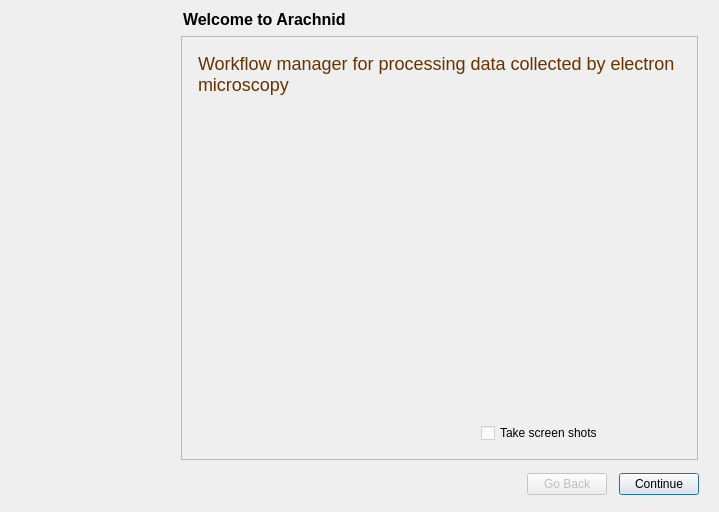
First picture: the form in arachnid/core/gui/pyui/ProjectUI.ui, repository ezralanglois/arachnid, before the edit.
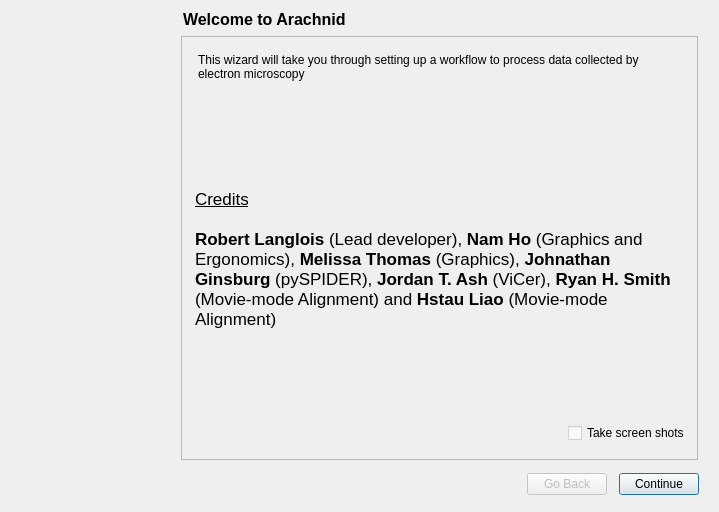
Second picture: the form after the edit. Icons and pictures are not drawn.

Diff of the .ui file:
```diff
--- a/arachnid/core/gui/pyui/ProjectUI.ui
+++ b/arachnid/core/gui/pyui/ProjectUI.ui
@@ -24,9 +24,15 @@
     <string>Welcome to Arachnid</string>
    </property>
    <property name="subTitle">
-    <string>&lt;font color=&quot;#663300&quot; size=5&gt;Workflow manager for processing data collected by electron microscopy&lt;/font&gt;</string>
+    <string>This wizard will take you through setting up a workflow to process data collected by electron microscopy</string>
    </property>
    <layout class="QGridLayout" name="gridLayout_2">
+    <property name="leftMargin">
+     <number>0</number>
+    </property>
+    <property name="rightMargin">
+     <number>0</number>
+    </property>
     <item row="0" column="0">
      <spacer name="verticalSpacer">
       <property name="orientation">
@@ -40,33 +46,7 @@
       </property>
      </spacer>
     </item>
-    <item row="1" column="0">
-     <widget class="QLabel" name="label_2">
-      <property name="text">
-       <string/>
-      </property>
-      <property name="pixmap">
-       <pixmap resource="../icons/icons.qrc">:/icons/icons/FrankLab_logo081511.png</pixmap>
-      </property>
-     </widget>
-    </item>
-    <item row="1" column="1">
-     <widget class="QLabel" name="label_5">
-      <property name="minimumSize">
-       <size>
-        <width>200</width>
-        <height>0</height>
-       </size>
-      </property>
-      <property name="text">
-       <string/>
-      </property>
-      <property name="pixmap">
-       <pixmap resource="../icons/icons.qrc">:/icons/icons/HHMIlogo.png</pixmap>
-      </property>
-     </widget>
-    </item>
-    <item row="2" column="0" colspan="2">
+    <item row="7" column="0" colspan="2">
      <widget class="QLabel" name="label_4">
       <property name="minimumSize">
        <size>
@@ -82,11 +62,499 @@
       </property>
      </widget>
     </item>
-    <item row="3" column="1">
+    <item row="9" column="1">
+     <widget class="QCheckBox" name="screenShotCheckBox">
+      <property name="text">
+       <string>Take screen shots</string>
+      </property>
+     </widget>
+    </item>
+    <item row="1" column="0" rowspan="2" colspan="2">
+     <widget class="QLabel" name="label_14">
+      <property name="palette">
+       <palette>
+        <active>
+         <colorrole role="WindowText">
+          <brush brushstyle="SolidPattern">
+           <color alpha="255">
+            <red>0</red>
+            <green>0</green>
+            <blue>0</blue>
+           </color>
+          </brush>
+         </colorrole>
+         <colorrole role="Button">
+          <brush brushstyle="SolidPattern">
+           <color alpha="255">
+            <red>255</red>
+            <green>227</green>
+            <blue>189</blue>
+           </color>
+          </brush>
+         </colorrole>
+         <colorrole role="Light">
+          <brush brushstyle="SolidPattern">
+           <color alpha="255">
+            <red>255</red>
+            <green>255</green>
+            <blue>255</blue>
+           </color>
+          </brush>
+         </colorrole>
+         <colorrole role="Midlight">
+          <brush brushstyle="SolidPattern">
+           <color alpha="255">
+            <red>255</red>
+            <green>241</green>
+            <blue>222</blue>
+           </color>
+          </brush>
+         </colorrole>
+         <colorrole role="Dark">
+          <brush brushstyle="SolidPattern">
+           <color alpha="255">
+            <red>127</red>
+            <green>113</green>
+            <blue>94</blue>
+           </color>
+          </brush>
+         </colorrole>
+         <colorrole role="Mid">
+          <brush brushstyle="SolidPattern">
+           <color alpha="255">
+            <red>170</red>
+            <green>151</green>
+            <blue>126</blue>
+           </color>
+          </brush>
+         </colorrole>
+         <colorrole role="Text">
+          <brush brushstyle="SolidPattern">
+           <color alpha="255">
+            <red>0</red>
+            <green>0</green>
+            <blue>0</blue>
+           </color>
+          </brush>
+         </colorrole>
+         <colorrole role="BrightText">
+          <brush brushstyle="SolidPattern">
+           <color alpha="255">
+            <red>255</red>
+            <green>255</green>
+            <blue>255</blue>
+           </color>
+          </brush>
+         </colorrole>
+         <colorrole role="ButtonText">
+          <brush brushstyle="SolidPattern">
+           <color alpha="255">
+            <red>0</red>
+            <green>0</green>
+            <blue>0</blue>
+           </color>
+          </brush>
+         </colorrole>
+         <colorrole role="Base">
+          <brush brushstyle="SolidPattern">
+           <color alpha="255">
+            <red>255</red>
+            <green>255</green>
+            <blue>255</blue>
+           </color>
+          </brush>
+         </colorrole>
+         <colorrole role="Window">
+          <brush brushstyle="SolidPattern">
+           <color alpha="255">
+            <red>255</red>
+            <green>227</green>
+            <blue>189</blue>
+           </color>
+          </brush>
+         </colorrole>
+         <colorrole role="Shadow">
+          <brush brushstyle="SolidPattern">
+           <color alpha="255">
+            <red>0</red>
+            <green>0</green>
+            <blue>0</blue>
+           </color>
+          </brush>
+         </colorrole>
+         <colorrole role="AlternateBase">
+          <brush brushstyle="SolidPattern">
+           <color alpha="255">
+            <red>255</red>
+            <green>241</green>
+            <blue>222</blue>
+           </color>
+          </brush>
+         </colorrole>
+         <colorrole role="ToolTipBase">
+          <brush brushstyle="SolidPattern">
+           <color alpha="255">
+            <red>255</red>
+            <green>255</green>
+            <blue>220</blue>
+           </color>
+          </brush>
+         </colorrole>
+         <colorrole role="ToolTipText">
+          <brush brushstyle="SolidPattern">
+           <color alpha="255">
+            <red>0</red>
+            <green>0</green>
+            <blue>0</blue>
+           </color>
+          </brush>
+         </colorrole>
+        </active>
+        <inactive>
+         <colorrole role="WindowText">
+          <brush brushstyle="SolidPattern">
+           <color alpha="255">
+            <red>0</red>
+            <green>0</green>
+            <blue>0</blue>
+           </color>
+          </brush>
+         </colorrole>
+         <colorrole role="Button">
+          <brush brushstyle="SolidPattern">
+           <color alpha="255">
+            <red>255</red>
+            <green>227</green>
+            <blue>189</blue>
+           </color>
+          </brush>
+         </colorrole>
+         <colorrole role="Light">
+          <brush brushstyle="SolidPattern">
+           <color alpha="255">
+            <red>255</red>
+            <green>255</green>
+            <blue>255</blue>
+           </color>
+          </brush>
+         </colorrole>
+         <colorrole role="Midlight">
+          <brush brushstyle="SolidPattern">
+           <color alpha="255">
+            <red>255</red>
+            <green>241</green>
+            <blue>222</blue>
+           </color>
+          </brush>
+         </colorrole>
+         <colorrole role="Dark">
+          <brush brushstyle="SolidPattern">
+           <color alpha="255">
+            <red>127</red>
+            <green>113</green>
+            <blue>94</blue>
+           </color>
+          </brush>
+         </colorrole>
+         <colorrole role="Mid">
+          <brush brushstyle="SolidPattern">
+           <color alpha="255">
+            <red>170</red>
+            <green>151</green>
+            <blue>126</blue>
+           </color>
+          </brush>
+         </colorrole>
+         <colorrole role="Text">
+          <brush brushstyle="SolidPattern">
+           <color alpha="255">
+            <red>0</red>
+            <green>0</green>
+            <blue>0</blue>
+           </color>
+          </brush>
+         </colorrole>
+         <colorrole role="BrightText">
+          <brush brushstyle="SolidPattern">
+           <color alpha="255">
+            <red>255</red>
+            <green>255</green>
+            <blue>255</blue>
+           </color>
+          </brush>
+         </colorrole>
+         <colorrole role="ButtonText">
+          <brush brushstyle="SolidPattern">
+           <color alpha="255">
+            <red>0</red>
+            <green>0</green>
+            <blue>0</blue>
+           </color>
+          </brush>
+         </colorrole>
+         <colorrole role="Base">
+          <brush brushstyle="SolidPattern">
+           <color alpha="255">
+            <red>255</red>
+            <green>255</green>
+            <blue>255</blue>
+           </color>
+          </brush>
+         </colorrole>
+         <colorrole role="Window">
+          <brush brushstyle="SolidPattern">
+           <color alpha="255">
+            <red>255</red>
+            <green>227</green>
+            <blue>189</blue>
+           </color>
+          </brush>
+         </colorrole>
+         <colorrole role="Shadow">
+          <brush brushstyle="SolidPattern">
+           <color alpha="255">
+            <red>0</red>
+            <green>0</green>
+            <blue>0</blue>
+           </color>
+          </brush>
+         </colorrole>
+         <colorrole role="AlternateBase">
+          <brush brushstyle="SolidPattern">
+           <color alpha="255">
+            <red>255</red>
+            <green>241</green>
+            <blue>222</blue>
+           </color>
+          </brush>
+         </colorrole>
+         <colorrole role="ToolTipBase">
+          <brush brushstyle="SolidPattern">
+           <color alpha="255">
+            <red>255</red>
+            <green>255</green>
+            <blue>220</blue>
+           </color>
+          </brush>
+         </colorrole>
+         <colorrole role="ToolTipText">
+          <brush brushstyle="SolidPattern">
+           <color alpha="255">
+            <red>0</red>
+            <green>0</green>
+            <blue>0</blue>
+           </color>
+          </brush>
+         </colorrole>
+        </inactive>
+        <disabled>
+         <colorrole role="WindowText">
+          <brush brushstyle="SolidPattern">
+           <color alpha="255">
+            <red>127</red>
+            <green>113</green>
+            <blue>94</blue>
+           </color>
+          </brush>
+         </colorrole>
+         <colorrole role="Button">
+          <brush brushstyle="SolidPattern">
+           <color alpha="255">
+            <red>255</red>
+            <green>227</green>
+            <blue>189</blue>
+           </color>
+          </brush>
+         </colorrole>
+         <colorrole role="Light">
+          <brush brushstyle="SolidPattern">
+           <color alpha="255">
+            <red>255</red>
+            <green>255</green>
+            <blue>255</blue>
+           </color>
+          </brush>
+         </colorrole>
+         <colorrole role="Midlight">
+          <brush brushstyle="SolidPattern">
+           <color alpha="255">
+            <red>255</red>
+            <green>241</green>
+            <blue>222</blue>
+           </color>
+          </brush>
+         </colorrole>
+         <colorrole role="Dark">
+          <brush brushstyle="SolidPattern">
+           <color alpha="255">
+            <red>127</red>
+            <green>113</green>
+            <blue>94</blue>
+           </color>
+          </brush>
+         </colorrole>
+         <colorrole role="Mid">
+          <brush brushstyle="SolidPattern">
+           <color alpha="255">
+            <red>170</red>
+            <green>151</green>
+            <blue>126</blue>
+           </color>
+          </brush>
+         </colorrole>
+         <colorrole role="Text">
+          <brush brushstyle="SolidPattern">
+           <color alpha="255">
+            <red>127</red>
+            <green>113</green>
+            <blue>94</blue>
+           </color>
+          </brush>
+         </colorrole>
+         <colorrole role="BrightText">
+          <brush brushstyle="SolidPattern">
+           <color alpha="255">
+            <red>255</red>
+            <green>255</green>
+            <blue>255</blue>
+           </color>
+          </brush>
+         </colorrole>
+         <colorrole role="ButtonText">
+          <brush brushstyle="SolidPattern">
+           <color alpha="255">
+            <red>127</red>
+            <green>113</green>
+            <blue>94</blue>
+           </color>
+          </brush>
+         </colorrole>
+         <colorrole role="Base">
+          <brush brushstyle="SolidPattern">
+           <color alpha="255">
+            <red>255</red>
+            <green>227</green>
+            <blue>189</blue>
+           </color>
+          </brush>
+         </colorrole>
+         <colorrole role="Window">
+          <brush brushstyle="SolidPattern">
+           <color alpha="255">
+            <red>255</red>
+            <green>227</green>
+            <blue>189</blue>
+           </color>
+          </brush>
+         </colorrole>
+         <colorrole role="Shadow">
+          <brush brushstyle="SolidPattern">
+           <color alpha="255">
+            <red>0</red>
+            <green>0</green>
+            <blue>0</blue>
+           </color>
+          </brush>
+         </colorrole>
+         <colorrole role="AlternateBase">
+          <brush brushstyle="SolidPattern">
+           <color alpha="255">
+            <red>255</red>
+            <green>227</green>
+            <blue>189</blue>
+           </color>
+          </brush>
+         </colorrole>
+         <colorrole role="ToolTipBase">
+          <brush brushstyle="SolidPattern">
+           <color alpha="255">
+            <red>255</red>
+            <green>255</green>
+            <blue>220</blue>
+           </color>
+          </brush>
+         </colorrole>
+         <colorrole role="ToolTipText">
+          <brush brushstyle="SolidPattern">
+           <color alpha="255">
+            <red>0</red>
+            <green>0</green>
+            <blue>0</blue>
+           </color>
+          </brush>
+         </colorrole>
+        </disabled>
+       </palette>
+      </property>
+      <property name="autoFillBackground">
+       <bool>false</bool>
+      </property>
+      <property name="styleSheet">
+       <string notr="true">padding-left: 3;
+padding-top: 3;
+
+</string>
+      </property>
+      <property name="text">
+       <string>&lt;!DOCTYPE HTML PUBLIC &quot;-//W3C//DTD HTML 4.0//EN&quot; &quot;http://www.w3.org/TR/REC-html40/strict.dtd&quot;&gt;
+&lt;html&gt;&lt;head&gt;&lt;meta name=&quot;qrichtext&quot; content=&quot;1&quot; /&gt;&lt;style type=&quot;text/css&quot;&gt;
+p, li { white-space: pre-wrap; }
+&lt;/style&gt;&lt;/head&gt;&lt;body style=&quot; font-family:'Lucida Grande'; font-size:13pt; font-weight:400; font-style:normal;&quot;&gt;
+&lt;p style=&quot; margin-top:0px; margin-bottom:0px; margin-left:0px; margin-right:0px; -qt-block-indent:0; text-indent:0px;&quot;&gt;&lt;span style=&quot; text-decoration: underline;&quot;&gt;Credits&lt;/span&gt;&lt;/p&gt;
+&lt;p style=&quot;-qt-paragraph-type:empty; margin-top:0px; margin-bottom:0px; margin-left:0px; margin-right:0px; -qt-block-indent:0; text-indent:0px;&quot;&gt;&lt;/p&gt;
+&lt;p style=&quot; margin-top:0px; margin-bottom:0px; margin-left:0px; margin-right:0px; -qt-block-indent:0; text-indent:0px;&quot;&gt;&lt;span style=&quot; font-weight:600; color:#000000;&quot;&gt;Robert Langlois&lt;/span&gt; (Lead developer), &lt;span style=&quot; font-weight:600;&quot;&gt;Nam Ho&lt;/span&gt; (Graphics and Ergonomics), &lt;span style=&quot; font-weight:600;&quot;&gt;Melissa Thomas &lt;/span&gt;(Graphics), &lt;span style=&quot; font-weight:600;&quot;&gt;Johnathan Ginsburg&lt;/span&gt; (pySPIDER), &lt;span style=&quot; font-weight:600;&quot;&gt;Jordan T. Ash&lt;/span&gt; (ViCer), &lt;span style=&quot; font-weight:600;&quot;&gt;Ryan H. Smith&lt;/span&gt; (Movie-mode Alignment) and &lt;span style=&quot; font-weight:600;&quot;&gt;Hstau Liao&lt;/span&gt; (Movie-mode Alignment)&lt;/p&gt;&lt;/body&gt;&lt;/html&gt;</string>
+      </property>
+      <property name="wordWrap">
+       <bool>true</bool>
+      </property>
+     </widget>
+    </item>
+    <item row="5" column="0">
+     <widget class="QWidget" name="widget_5" native="true">
+      <layout class="QVBoxLayout" name="verticalLayout_5">
+       <item>
+        <widget class="QLabel" name="label_2">
+         <property name="maximumSize">
+          <size>
+           <width>16777215</width>
+           <height>16777215</height>
+          </size>
+         </property>
+         <property name="text">
+          <string/>
+         </property>
+         <property name="pixmap">
+          <pixmap resource="../icons/icons.qrc">:/icons/icons/FrankLab_logo081511.png</pixmap>
+         </property>
+         <property name="scaledContents">
+          <bool>true</bool>
+         </property>
+        </widget>
+       </item>
+       <item>
+        <widget class="QLabel" name="label_5">
+         <property name="minimumSize">
+          <size>
+           <width>200</width>
+           <height>0</height>
+          </size>
+         </property>
+         <property name="text">
+          <string/>
+         </property>
+         <property name="pixmap">
+          <pixmap resource="../icons/icons.qrc">:/icons/icons/HHMIlogo.png</pixmap>
+         </property>
+        </widget>
+       </item>
+      </layout>
+     </widget>
+    </item>
+    <item row="5" column="1">
      <widget class="QLabel" name="label_7">
       <property name="maximumSize">
        <size>
-        <width>120</width>
+        <width>110</width>
         <height>110</height>
        </size>
       </property>
@@ -101,13 +569,6 @@
       </property>
      </widget>
     </item>
-    <item row="4" column="1">
-     <widget class="QCheckBox" name="screenShotCheckBox">
-      <property name="text">
-       <string>Take screen shots</string>
-      </property>
-     </widget>
-    </item>
    </layout>
   </widget>
   <widget class="QWizardPage" name="settingsQuestionPage">
```
Left out of the diff: 471 changed lines with no effect on the pictures.
